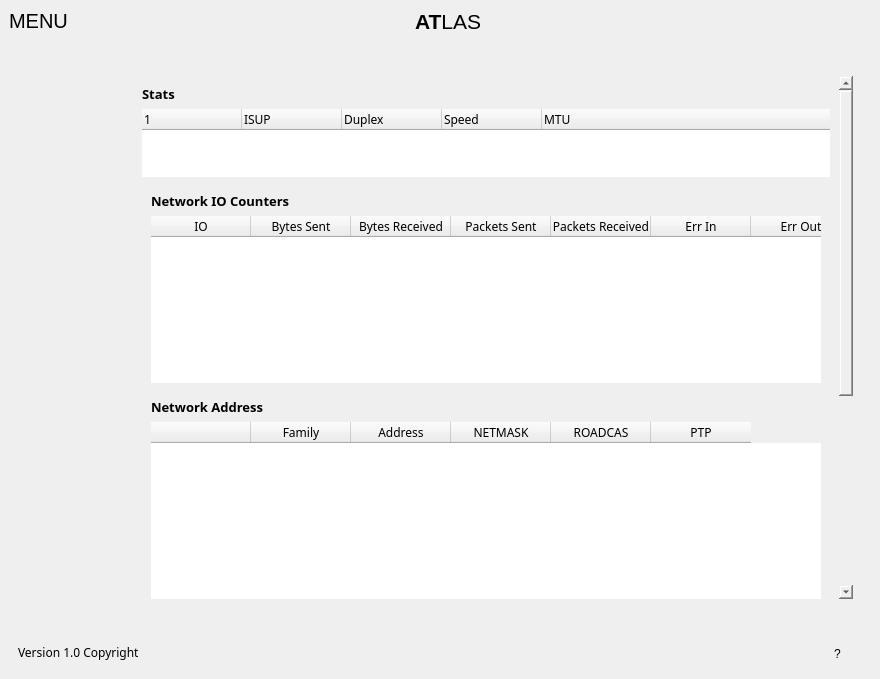
Qt form files/dashboard.ui (KramStyles/atlas) before a commit.
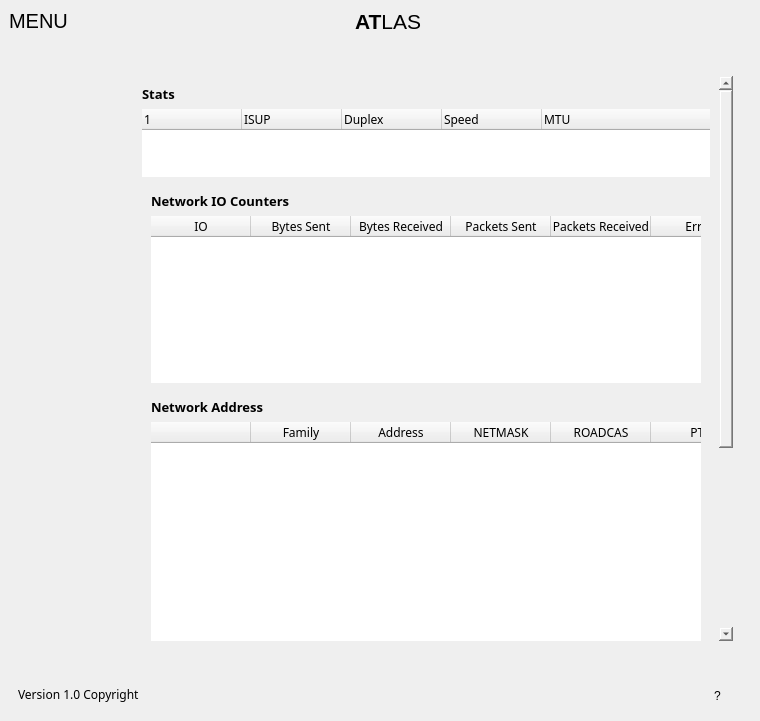
The same form after that commit. The open tabs and pages were chosen to show the change. Icons and pictures are not drawn. Custom widgets are drawn as their Qt base class.

Commit message: buttons to activities table

Diff of the .ui file:
```diff
--- a/files/dashboard.ui
+++ b/files/dashboard.ui
@@ -6,8 +6,8 @@
    <rect>
     <x>0</x>
     <y>0</y>
-    <width>880</width>
-    <height>679</height>
+    <width>760</width>
+    <height>721</height>
    </rect>
   </property>
   <property name="windowTitle">
@@ -1540,8 +1540,8 @@
                   <rect>
                    <x>0</x>
                    <y>0</y>
-                   <width>242</width>
-                   <height>875</height>
+                   <width>241</width>
+                   <height>879</height>
                   </rect>
                  </property>
                  <layout class="QVBoxLayout" name="verticalLayout_13">
```
Left out of the diff: 4 changed lines with no effect on the pictures. The commit also changes 2 other files.
